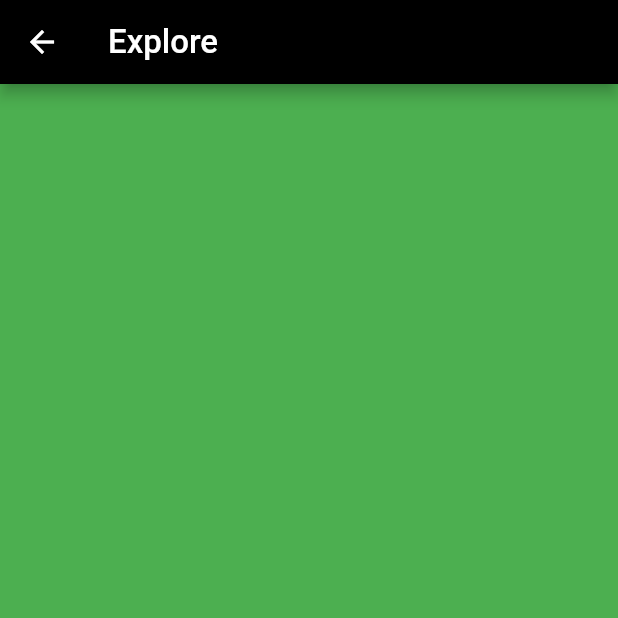
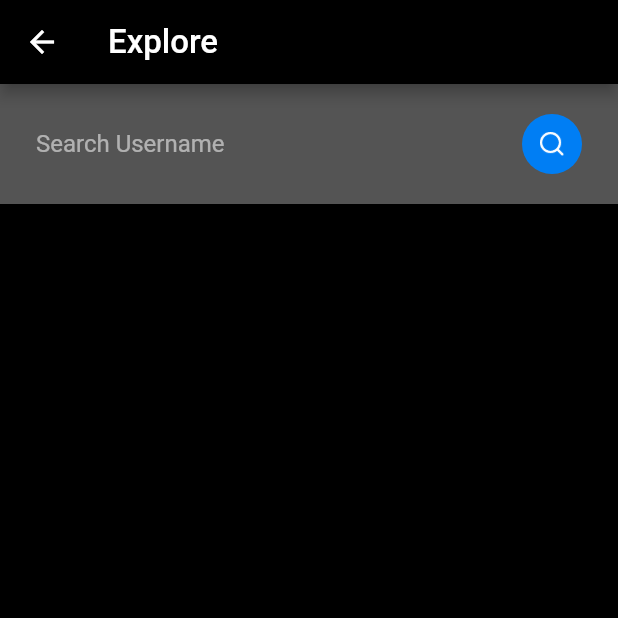
Before and after one commit to Debanshu777/chat_app_flutter, a Flutter app: the ExploreView screen opened directly, on a phone screen of 412 x 824 dp, the top half of it. Run offline on Flutter 3.47's test engine with Material 2 defaults, Android fonts, the phone set to English and light mode, and no system bars; our stand-ins replace cloud_firestore, firebase_auth, firebase_core, fluttertoast, google_sign_in, shared_preferences; accounts and stored records are empty; Roboto replaces fonts that are missing (OverpassRegular).

Commit message:
Adding Search to Explore Page

```diff
--- a/lib/services/database.dart
+++ b/lib/services/database.dart
@@ -5,7 +5,7 @@ class DatabaseMethods {
   getUserByUsername(String username) async {
     return await firestore
         .collection("users")
-        .where("name", isEqualTo: username)
+        .where("username", isGreaterThanOrEqualTo: username)
         .get();
   }
 
--- a/lib/views/chatRooms.dart
+++ b/lib/views/chatRooms.dart
@@ -2,7 +2,10 @@ import 'package:chat_app_flutter/helper/constants.dart';
 import 'package:chat_app_flutter/helper/helperfunctions.dart';
 import 'package:chat_app_flutter/services/auth.dart';
 import 'package:chat_app_flutter/services/database.dart';
+import 'package:chat_app_flutter/views/BaseView.dart';
 import 'package:chat_app_flutter/views/conversationScreen.dart';
+import 'package:chat_app_flutter/views/fragments/FeedView.dart';
+import 'package:chat_app_flutter/views/fragments/NotificationView.dart';
 import 'package:chat_app_flutter/views/search.dart';
 import 'package:chat_app_flutter/widgets/widget.dart';
 import 'package:flutter/cupertino.dart';
--- a/lib/views/fragments/ExploreView.dart
+++ b/lib/views/fragments/ExploreView.dart
@@ -1,4 +1,6 @@
+import 'package:chat_app_flutter/services/database.dart';
 import 'package:chat_app_flutter/widgets/widget.dart';
+import 'package:cloud_firestore/cloud_firestore.dart';
 import 'package:flutter/material.dart';
 
 class ExploreView extends StatefulWidget {
@@ -7,12 +9,117 @@ class ExploreView extends StatefulWidget {
 }
 
 class _ExploreViewState extends State<ExploreView> {
+  DatabaseMethods databaseMethods = new DatabaseMethods();
+  TextEditingController searchTextEditingController =
+      new TextEditingController();
+  QuerySnapshot searchSnapshort;
+  initiateSearch() {
+    databaseMethods
+        .getUserByUsername(searchTextEditingController.text)
+        .then((val) {
+      setState(() {
+        searchSnapshort = val;
+      });
+    });
+  }
+
+  Widget searchList() {
+    return searchSnapshort != null
+        ? ListView.builder(
+            itemCount: searchSnapshort.docs.length,
+            shrinkWrap: true,
+            itemBuilder: (context, index) {
+              return searchTile(
+                userName: searchSnapshort.docs[index].data()["username"],
+                userEmail: searchSnapshort.docs[index].data()["email"],
+              );
+            })
+        : Container();
+  }
+
+  Widget searchTile({String userName, String userEmail}) {
+    return Container(
+      padding: EdgeInsets.symmetric(vertical: 16, horizontal: 24),
+      child: Row(
+        children: [
+          Column(
+            crossAxisAlignment: CrossAxisAlignment.start,
+            children: [
+              Text(
+                userName,
+                style: mediumTextStyle(),
+              ),
+              Text(
+                userEmail,
+                style: mediumTextStyle(),
+              )
+            ],
+          ),
+          Spacer(),
+          // Container(
+          //   decoration: BoxDecoration(
+          //       color: Colors.blue, borderRadius: BorderRadius.circular(30)),
+          //   padding: EdgeInsets.symmetric(horizontal: 16, vertical: 16),
+          //   child: Text(
+          //     "Message",
+          //     style: simpleTextStyle(),
+          //   ),
+          // )
+        ],
+      ),
+    );
+  }
+
   @override
   Widget build(BuildContext context) {
     return Scaffold(
       appBar: appBarMain(context,
           isAppTitle: false, strTitle: "Explore", disappearBackButton: false),
-      backgroundColor: Colors.green,
+      body: Container(
+        child: Column(
+          children: [
+            Container(
+              color: Color(0x54FFFFFF),
+              padding: EdgeInsets.symmetric(vertical: 16, horizontal: 24),
+              child: Row(
+                children: [
+                  Expanded(
+                    child: TextField(
+                      controller: searchTextEditingController,
+                      style: TextStyle(
+                        color: Colors.white54,
+                      ),
+                      decoration: InputDecoration(
+                        border: InputBorder.none,
+                        hintText: "Search Username",
+                        hintStyle: TextStyle(
+                          color: Colors.white54,
+                        ),
+                      ),
+                    ),
+                  ),
+                  GestureDetector(
+                    onTap: () {
+                      initiateSearch();
+                    },
+                    child: Container(
+                      height: 40,
+                      width: 40,
+                      decoration: BoxDecoration(
+                        color: Color(0xff007EF4),
+                        borderRadius: BorderRadius.circular(30),
+                      ),
+                      padding: EdgeInsets.all(12),
+                      child: Image.asset("assets/images/search_white.png"),
+                    ),
+                  ),
+                ],
+              ),
+            ),
+            searchList(),
+          ],
+        ),
+      ),
     );
   }
 }
--- a/lib/views/signIn.dart
+++ b/lib/views/signIn.dart
@@ -34,8 +34,12 @@ class _SignInState extends State<SignIn> {
       if (value != null) {
         HelperFunctions.saveuserLoggedInSharedPreference(true);
         Map<String, String> userInfoMap = {
-          "name": value.user.displayName,
+          "userId": value.user.uid,
+          "displayName": value.user.displayName,
+          "username": value.user.displayName,
+          "url": value.user.photoURL,
           "email": value.user.email,
+          "bio": "",
         };
         HelperFunctions.saveuserNameSharedPreference(value.user.displayName);
         HelperFunctions.saveuserEmailSharedPreference(value.user.email);
@@ -58,7 +62,7 @@ class _SignInState extends State<SignIn> {
           .then((val) {
         snapshotUserInfo = val;
         HelperFunctions.saveuserNameSharedPreference(
-            snapshotUserInfo.docs[0].data()["name"]);
+            snapshotUserInfo.docs[0].data()["username"]);
       });
       setState(() {
         isLoading = true;
```
Also changed, not shown: lib/modal/user.dart (+25 -2 lines), lib/services/auth.dart (+9 -1 lines), lib/views/search.dart (+10 -11 lines), lib/views/signUp.dart (+27 -7 lines).
